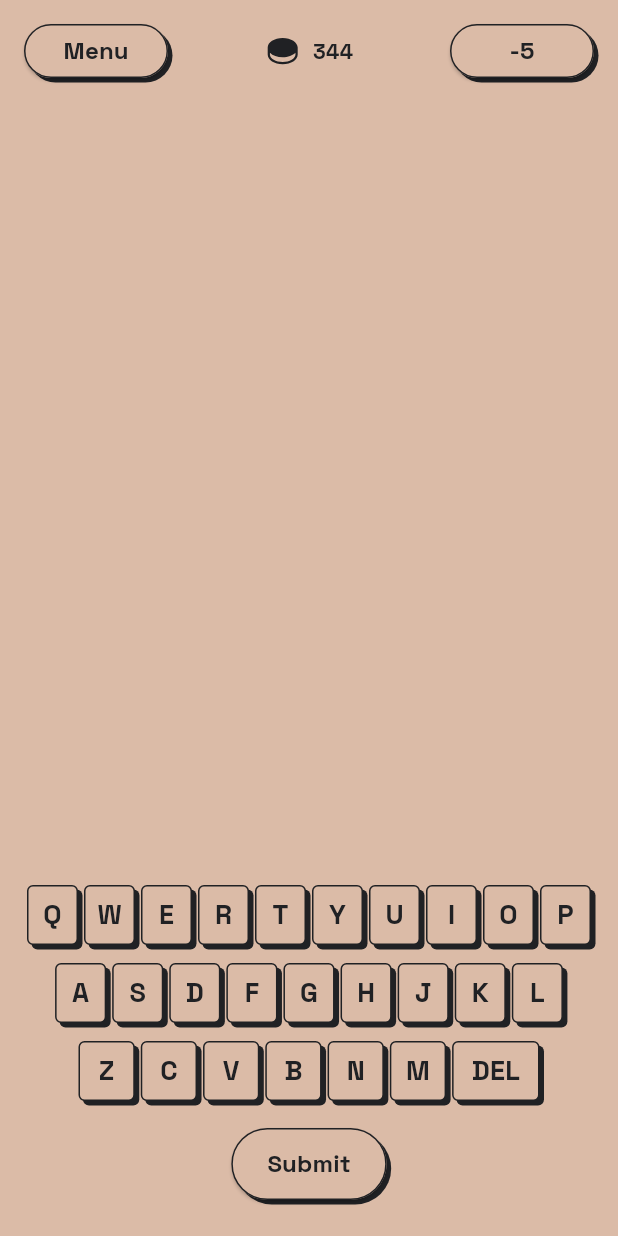
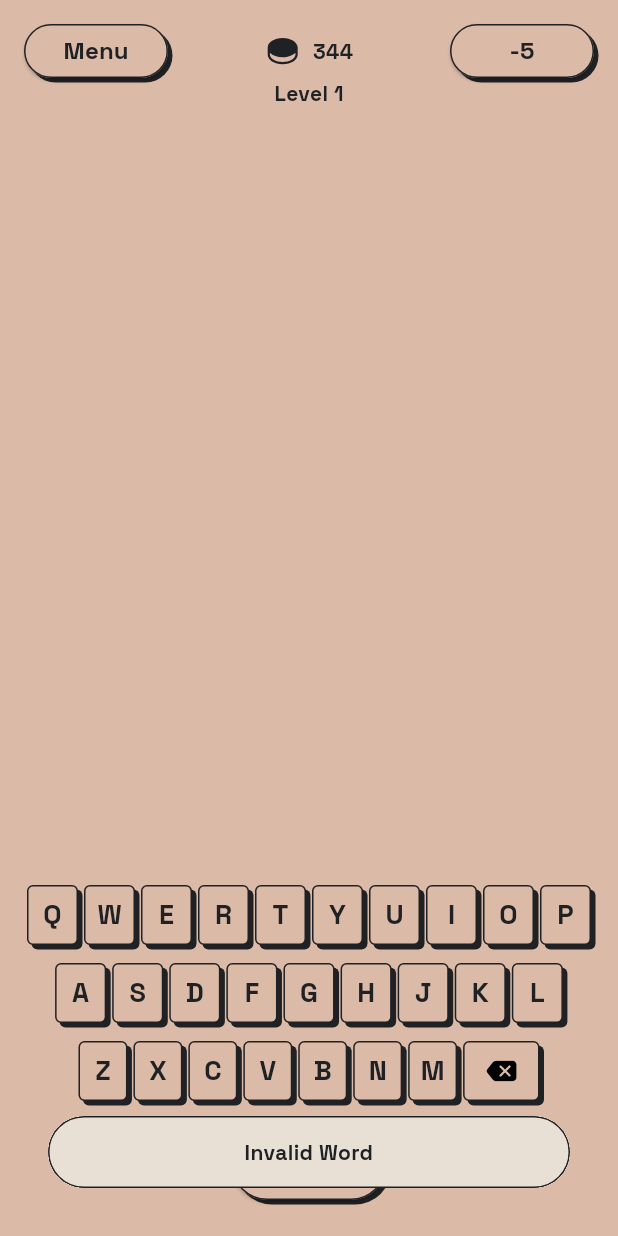
Before and after one commit to danielfayo/suffix, a Flutter app: the screen it shows after launch, after a tap on "Play game", after a tap on "Submit", on a phone screen of 412 x 824 dp. Run offline on Flutter 3.47's test engine with Material 3 defaults, Android fonts, the phone set to English and light mode, and no system bars; our stand-ins replace audioplayers, device_preview, flutter_svg, google_fonts, page_transition, shared_preferences; statements that could not run were skipped.

Commit message:
chore: abandoned game & key color

```diff
--- a/lib/models/game_service/offline_game_service_impl.dart
+++ b/lib/models/game_service/offline_game_service_impl.dart
@@ -35,7 +35,7 @@ class OfflineGameServiceImpl implements IgameService {
   @override
   String? getCurrentWord() {
     return fullWordList[currentWordLenght]
-            ?[level.gameInstanceLevel(currentWordLenght)]
+            ?[level.gameInstanceLevel(currentWordLenght) - 1]
         .trim()
         .toUpperCase();
   }
@@ -51,20 +51,21 @@ class OfflineGameServiceImpl implements IgameService {
       return;
     }
     Map<String, dynamic> usableGameData = jsonDecode(gameData);
+    // print(usableGameData);
     if (usableGameData["abandoned_game"] != null) {
       leftOverGameInfo =
           AbandonedGameInfo.fromJson(usableGameData["abandoned_game"]);
     }
 
-    print("we here");
     level = GameLevel.fromJson(usableGameData["level"]);
     currentWordLenght = usableGameData["word_length"].toString().toWordLength();
   }
 
   @override
-  String? getNextWord(bool passedPrevious) {
-    // TODO: implement getNextWord
-    throw UnimplementedError();
+  String? nextLevel() {
+    leftOverGameInfo = null;
+    level.nextLevel(currentWordLenght);
+    return getCurrentWord();
   }
 
   Future<Map<WordLength, List<String>>> generateWordList() async {
@@ -78,7 +79,7 @@ class OfflineGameServiceImpl implements IgameService {
         .then((value) {
       return value.split("\n");
     });
-    ;
+
     List<String> word2 = await rootBundle
         .loadString("assets/word_list/word2.text")
         .then((value) {
@@ -125,6 +126,29 @@ class OfflineGameServiceImpl implements IgameService {
 
   @override
   int getWordLenght() => currentWordLenght.toInt();
+
+  @override
+  bool wordIsInWordList(String word) {
+    bool existingWordList = false;
+    fullWordList.forEach((key, value) {
+      if (value.any(
+          (element) => element.trim().toLowerCase() == word.toLowerCase())) {
+        existingWordList = true;
+        return;
+      }
+    });
+    return existingWordList;
+  }
+
+  @override
+  AbandonedGameInfo? getAbandondedGame() {
+    return leftOverGameInfo;
+  }
+
+  @override
+  int getCurrentLevel() {
+    return level.gameInstanceLevel(currentWordLenght);
+  }
 }
 
 extension on WordLength {
--- a/lib/models/models/abandoned_game_info.dart
+++ b/lib/models/models/abandoned_game_info.dart
@@ -4,21 +4,27 @@ class AbandonedGameInfo {
   final List<Word> words;
   final int numberOfGuesses;
   final int letterPosition;
+  final Map<String, String> keyColor;
 
-  const AbandonedGameInfo(
-      {required this.words,
-      required this.numberOfGuesses,
-      required this.letterPosition});
+  const AbandonedGameInfo({
+    required this.words,
+    required this.numberOfGuesses,
+    required this.letterPosition,
+    required this.keyColor,
+  });
 
   factory AbandonedGameInfo.fromJson(Map<String, dynamic> json) =>
       AbandonedGameInfo(
-          words: (json["words"] as List).map((e) => Word.fromJson(e)).toList(),
-          numberOfGuesses: json["number_of_guesses"],
-          letterPosition: json["letter_position"]);
+        words: (json["words"] as List).map((e) => Word.fromJson(e)).toList(),
+        numberOfGuesses: json["number_of_guesses"],
+        letterPosition: json["letter_position"],
+        keyColor: Map<String, String>.from(json["key_color"] as Map)
+      );
 
   Map<String, dynamic> toJson() => {
-    "words": words.map((e)=>e.toJson()).toList(),
-    "number_of_guesses":numberOfGuesses,
-    "letter_position":letterPosition
-  };
+        "words": words.map((e) => e.toJson()).toList(),
+        "number_of_guesses": numberOfGuesses,
+        "letter_position": letterPosition,
+        "key_color": keyColor,
+      };
 }
--- a/lib/view_models/gameplay_viewmodel.dart
+++ b/lib/view_models/gameplay_viewmodel.dart
@@ -1,6 +1,7 @@
 import 'package:flutter/foundation.dart';
 import 'package:suffix/models/game_service/game_service_repository.dart';
 import 'package:suffix/models/game_service/offline_game_service_impl.dart';
+import 'package:suffix/models/models/abandoned_game_info.dart';
 import 'package:suffix/models/models/letter.dart';
 import 'package:suffix/models/models/word.dart';
 
@@ -13,6 +14,11 @@ class GameplayViewModel extends ChangeNotifier {
   bool wordIsCorrect = false;
   bool boxIsSelected = false;
   String wordToGuess = "LASER";
+  int currentLevel = 1;
+  bool guessedWordIsValid = false;
+  Map<String, String> keyColor = {
+    for (var letter in 'ABCDEFGHIJKLMNOPQRSTUVWXYZ'.split('')) letter: "kAccent"
+  };
 
   final IgameService gameService = OfflineGameServiceImpl();
 
@@ -20,8 +26,17 @@ class GameplayViewModel extends ChangeNotifier {
   void getWords() {
     wordToGuess = gameService.getCurrentWord() ?? "LASER";
     wordLength = gameService.getWordLenght();
+    currentLevel = gameService.getCurrentLevel();
+    if (gameService.getAbandondedGame() != null) {
+      AbandonedGameInfo gameInfo = gameService.getAbandondedGame()!;
+      words = gameInfo.words;
+      numberOfGuesses = gameInfo.numberOfGuesses;
+      letterPosition = gameInfo.letterPosition;
+      keyColor = gameInfo.keyColor;
+      notifyListeners();
+      return;
+    }
     print(wordToGuess);
-    print(wordToGuess.length);
     for (var i = 0; i < 6; i++) {
       List<Letter> newWord = [];
       for (var j = 0; j < wordLength; j++) {
@@ -30,6 +45,15 @@ class GameplayViewModel extends ChangeNotifier {
       words.add(Word(allLetters: newWord, wordId: i));
       notifyListeners();
     }
+  }
+
+  void recordGame() {
+    (gameService as OfflineGameServiceImpl).leftOverGameInfo =
+        AbandonedGameInfo(
+            words: words,
+            numberOfGuesses: numberOfGuesses,
+            letterPosition: letterPosition,
+            keyColor: keyColor);
   }
 
 // Handle typing of a key on the keyboard
@@ -44,6 +68,7 @@ class GameplayViewModel extends ChangeNotifier {
       letterPosition += 1;
       handleWordIsComplete();
       notifyListeners();
+      // recordGame();
     }
   }
 
@@ -80,28 +105,63 @@ class GameplayViewModel extends ChangeNotifier {
     notifyListeners();
   }
 
+  void handleGuessedWordIsValid() {
+    if (_wordIsComplete) {
+      List<String> guessedWordArr = [];
+      for (var letter in words
+          .singleWhere((wrd) => wrd.wordId == numberOfGuesses)
+          .allLetters) {
+        guessedWordArr.add(letter.letter!);
+      }
+      String guessedWord = guessedWordArr.join("");
+
+      guessedWordIsValid = gameService.wordIsInWordList(guessedWord);
+    }
+    notifyListeners();
+  }
+
 // Lets a user guess the word again if they didn't get it in the previous trial
   void newGuess() {
-    if (_wordIsComplete) {
+    if (_wordIsComplete && guessedWordIsValid) {
       Word guessedWord =
           words.singleWhere((wrd) => wrd.wordId == numberOfGuesses);
 
+      List<bool> usedLetters =
+          List<bool>.filled(guessedWord.allLetters.length, false);
+
       for (var i = 0; i < guessedWord.allLetters.length; i++) {
         Letter guessWordLetter = guessedWord.allLetters[i];
-        for (var j = 0; j < wordToGuess.length; j++) {
-          String eachLetter = wordToGuess[j];
-          if (guessWordLetter.letter == eachLetter &&
-              guessWordLetter.letterId == j) {
-            guessWordLetter.isInRightPosition = true;
-          } else if (guessWordLetter.letter == eachLetter) {
-            guessWordLetter.letterIsPresent = true;
-          } else {
+        if (guessWordLetter.letter == wordToGuess[i]) {
+          guessWordLetter.isInRightPosition = true;
+          usedLetters[i] = true;
+          keyColor[guessWordLetter.letter!] = "kGreen";
+        }
+      }
+
+      for (var i = 0; i < guessedWord.allLetters.length; i++) {
+        Letter guessWordLetter = guessedWord.allLetters[i];
+        if (!guessWordLetter.isInRightPosition) {
+          for (var j = 0; j < wordToGuess.length; j++) {
+            if (!usedLetters[j] && guessWordLetter.letter == wordToGuess[j]) {
+              guessWordLetter.letterIsPresent = true;
+              usedLetters[j] = true;
+              if (keyColor[guessWordLetter.letter!] != "kGreen") {
+                keyColor[guessWordLetter.letter!] = "kYellow";
+              }
+              break;
+            }
+          }
+          if (!guessWordLetter.letterIsPresent) {
             guessWordLetter.letterIsNotPresent = true;
+            if (keyColor[guessWordLetter.letter!] != "kGreen" &&
+                keyColor[guessWordLetter.letter!] != "kYellow") {
+              keyColor[guessWordLetter.letter!] = "kLight";
+            }
           }
         }
       }
+
       handleWordIsCorrect();
-
       numberOfGuesses += 1;
       letterPosition = 0;
       _wordIsComplete = false;
@@ -127,6 +187,7 @@ class GameplayViewModel extends ChangeNotifier {
       boxIsSelected = false;
       handleWordIsComplete();
       notifyListeners();
+      // recordGame();
     }
   }
 
@@ -141,6 +202,10 @@ class GameplayViewModel extends ChangeNotifier {
       emptyWords.add(Word(allLetters: newWord, wordId: i));
     }
     words = emptyWords;
+    keyColor = {
+      for (var letter in 'ABCDEFGHIJKLMNOPQRSTUVWXYZ'.split(''))
+        letter: "kAccent"
+    };
     numberOfGuesses = 0;
     letterPosition = 0;
     wordIsCorrect = false;
@@ -157,10 +222,12 @@ class GameplayViewModel extends ChangeNotifier {
   void getHint() {
     for (var i = 0; i < wordToGuess.length; i++) {
       if (i == letterPosition) {
-        handleTapLetter(wordToGuess[letterPosition]);
-        return;
+        // handleTapLetter(wordToGuess[letterPosition]);
+        keyColor[wordToGuess[letterPosition]] = "kYellow";
+        // return;
       }
     }
+    notifyListeners();
   }
 
 // Handles making a box active
@@ -175,4 +242,11 @@ class GameplayViewModel extends ChangeNotifier {
     boxIsSelected = true;
     notifyListeners();
   }
+
+  void handleGoToNextLevel() {
+    wordToGuess = gameService.nextLevel()!;
+    print(wordToGuess);
+    gameService.saveGameState();
+    currentLevel = gameService.getCurrentLevel();
+  }
 }
--- a/lib/views/game_screen.dart
+++ b/lib/views/game_screen.dart
@@ -1,8 +1,10 @@
 import 'package:flutter/material.dart';
 import 'package:flutter/scheduler.dart';
 import 'package:provider/provider.dart';
+import 'package:suffix/models/game_service/offline_game_service_impl.dart';
 import 'package:suffix/utils/colors.dart';
 import 'package:suffix/utils/enums.dart';
+import 'package:suffix/utils/text_styles.dart';
 import 'package:suffix/view_models/gameplay_viewmodel.dart';
 import 'package:suffix/views/home/widget/guess_words.dart';
 import 'package:suffix/views/home/widget/menu.dart';
@@ -21,6 +23,14 @@ class _GameScreenState extends State<GameScreen> {
   @override
   void initState() {
     super.initState();
+
+    WidgetsBinding.instance.addObserver(AppLifecycleListener(
+      onStateChange: (value) {
+        context.read<GameplayViewModel>().recordGame();
+        OfflineGameServiceImpl().saveGameState();
+      },
+    ));
+
     SchedulerBinding.instance.addPostFrameCallback((_) {
       context.read<GameplayViewModel>().getWords();
     });
@@ -65,9 +75,12 @@ class _GameScreenState extends State<GameScreen> {
                   ),
                 ],
               ),
+              Text(
+                "Level ${gameplayViewmodel.currentLevel}",
+                style: kBodySm,
+              ),
               const Expanded(
                 flex: 3,
-
                 child: Column(
                   mainAxisAlignment: MainAxisAlignment.center,
                   children: [
--- a/lib/widgets/keyboard.dart
+++ b/lib/widgets/keyboard.dart
@@ -1,10 +1,12 @@
 import 'package:flutter/material.dart';
+import 'package:flutter_svg/flutter_svg.dart';
 import 'package:provider/provider.dart';
 import 'package:suffix/utils/colors.dart';
 import 'package:suffix/utils/enums.dart';
 import 'package:suffix/utils/text_styles.dart';
 import 'package:suffix/view_models/gameplay_viewmodel.dart';
 import 'package:suffix/views/home/widget/feedback_modal.dart';
+import 'package:suffix/views/home/widget/invalid_word_snackbar.dart';
 import 'package:suffix/views/home/widget/out_of_tries_modal.dart';
 import 'package:suffix/widgets/button.dart';
 
@@ -56,7 +58,7 @@ List<Widget> _buildKeyRows(
       padding: EdgeInsets.symmetric(
           horizontal: (MediaQuery.of(context).size.width / 6) / 2),
       child: Row(
-          children: ["Z", "C", "V", "B", "N", "M", "DEL"]
+          children: ["Z", "X", "C", "V", "B", "N", "M", "DEL"]
               .map((e) => KeyboardKey(
                     keyText: e,
                     keyType: e.toLowerCase() == "del"
@@ -76,12 +78,17 @@ List<Widget> _buildKeyRows(
           buttonType: ButtonType.secondary,
           buttonSize: ButtonSize.medium,
           onPressed: () {
+            value.handleGuessedWordIsValid();
+            if (!value.guessedWordIsValid) {
+              showInvalidWordSnackbar(context);
+              return;
+            }
             value.newGuess();
             if (value.wordIsCorrect) {
               showFeedbackModal(context);
               return;
             }
-            if (value.numberOfGuesses > 5) {
+            if (!value.wordIsCorrect && value.numberOfGuesses > 5) {
               showOutOfTriesModal(context);
             }
           },
@@ -120,6 +127,8 @@ class KeyboardKey extends StatefulWidget {
 
 class _KeyboardKeyState extends State<KeyboardKey> {
   bool tapped = false;
+  SvgPicture backSpaceIcon = SvgPicture.asset("assets/back-space.svg",
+      semanticsLabel: 'Back Space Icon');
   @override
   Widget build(BuildContext context) {
     return Expanded(
@@ -148,7 +157,9 @@ class _KeyboardKeyState extends State<KeyboardKey> {
             height: 40,
             margin: const EdgeInsets.all(2.0),
             decoration: BoxDecoration(
-                color: kAccent,
+                color: widget.keyText == "DEL"
+                    ? kAccent
+                    : colorMap[value.keyColor[widget.keyText]],
                 borderRadius: BorderRadius.circular(4.0),
                 boxShadow: tapped
                     ? []
@@ -165,10 +176,12 @@ class _KeyboardKeyState extends State<KeyboardKey> {
                   color: kDark,
                 )),
             child: Center(
-              child: Text(
-                widget.keyText,
-                style: kHeading,
-              ),
+              child: widget.keyText == "DEL"
+                  ? backSpaceIcon
+                  : Text(
+                      widget.keyText,
+                      style: kHeading,
+                    ),
             ),
           ),
         );
@@ -176,6 +189,13 @@ class _KeyboardKeyState extends State<KeyboardKey> {
     );
   }
 }
+
+Map<String, Color> colorMap = {
+  "kAccent": kAccent,
+  "kGreen": kGreen,
+  "kYellow": kYellow,
+  "kLight": kLight,
+};
 
 // Widget keyboardKey(String keyText, KeyType keyType) {
 //   return Expanded(
```
Also changed, not shown: lib/views/home/widget/menu.dart (+8 -4 lines), pubspec.lock.
